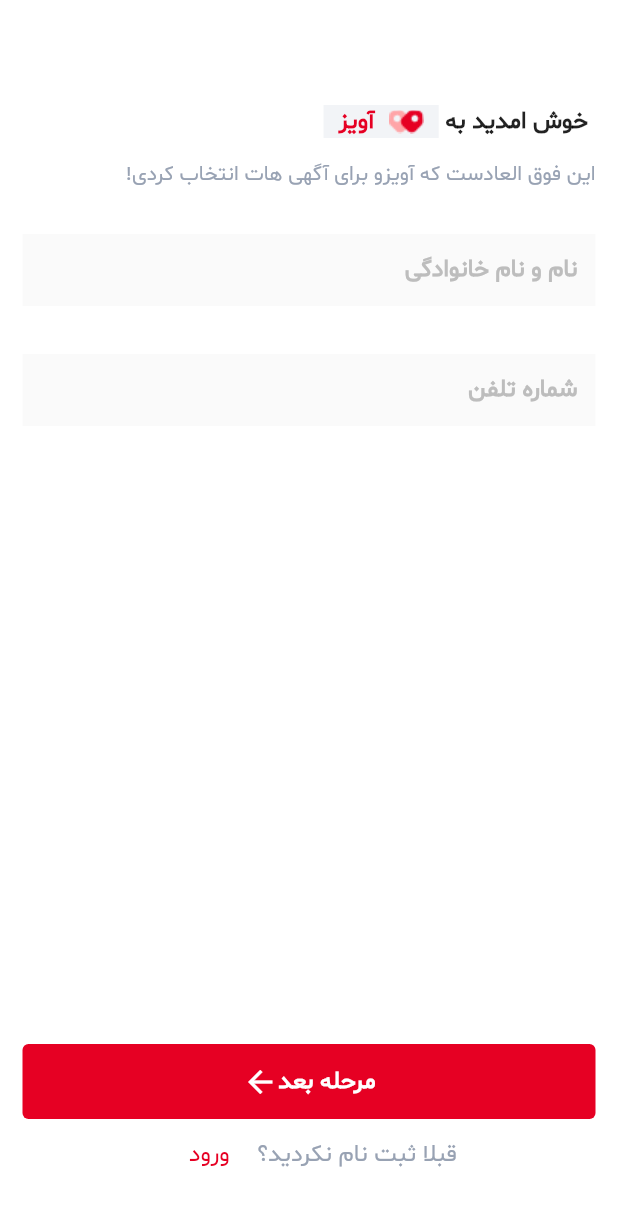
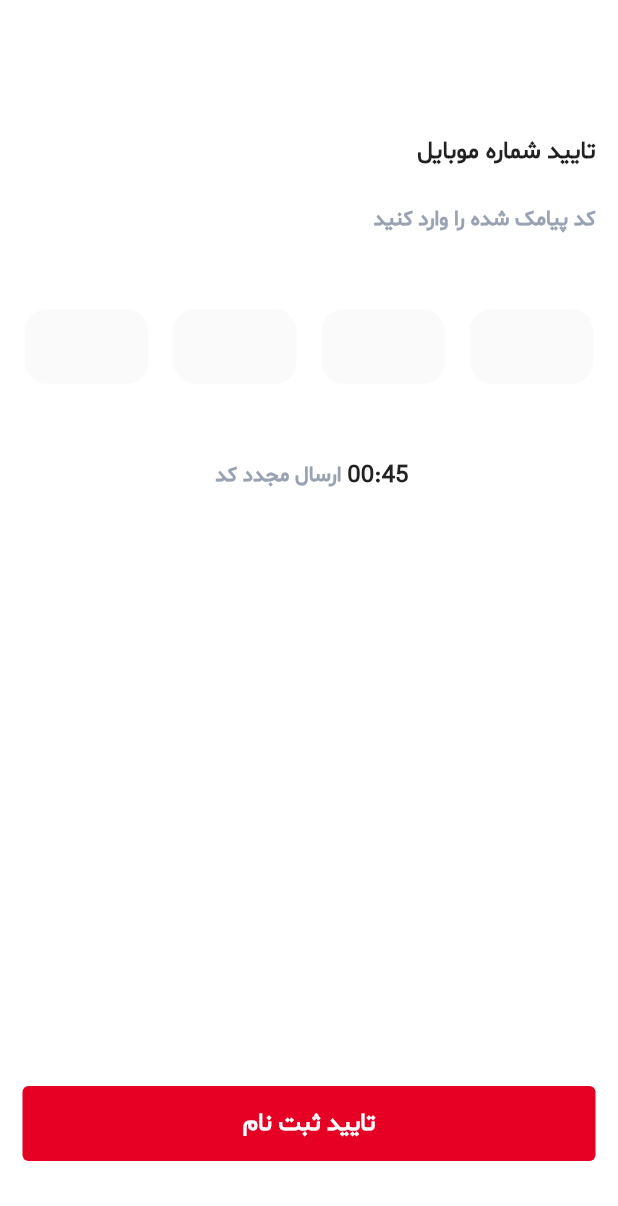
Before and after one commit to Terminatorking/aviz_shop, a Flutter app: the EntranceScreen screen opened directly, after a tap on "مرحله بعد", on a phone screen of 412 x 824 dp. Shown: the top 1206 px of the screen. Run offline on Flutter 3.47's test engine with Material 2 defaults, Android fonts, the phone set to English and light mode, and no system bars; our stand-ins replace smooth_page_indicator.

Commit message:
finishing confirm phone number

```diff
--- /dev/null
+++ b/lib/screens/confirm_phone_number.dart
@@ -0,0 +1,160 @@
+import 'package:avizshop/constants/colors.dart';
+import 'package:flutter/material.dart';
+
+class ConfirmPhoneNumber extends StatelessWidget {
+  const ConfirmPhoneNumber({super.key, required this.isEntrance});
+  final bool isEntrance;
+  @override
+  Widget build(BuildContext context) {
+    Size size = MediaQuery.of(context).size;
+    return Scaffold(
+      backgroundColor: white,
+      body: SafeArea(
+        child: Directionality(
+          textDirection: TextDirection.rtl,
+          child: Column(
+            crossAxisAlignment: CrossAxisAlignment.start,
+            children: [
+              const Padding(
+                padding: EdgeInsets.only(top: 90, right: 15),
+                child: Text(
+                  "تایید شماره موبایل",
+                  style: TextStyle(
+                    fontFamily: "shabnam",
+                    fontSize: 16,
+                    fontWeight: FontWeight.bold,
+                  ),
+                ),
+              ),
+              Padding(
+                padding: const EdgeInsets.only(top: 25, right: 15, bottom: 50),
+                child: Text(
+                  "کد پیامک شده را وارد کنید",
+                  style: TextStyle(
+                    fontFamily: "shabnam",
+                    fontWeight: FontWeight.bold,
+                    fontSize: 14,
+                    color: greyText,
+                  ),
+                ),
+              ),
+              Row(
+                mainAxisAlignment: MainAxisAlignment.spaceEvenly,
+                children: [
+                  CodeTextField(size: size),
+                  CodeTextField(size: size),
+                  CodeTextField(size: size),
+                  CodeTextField(size: size),
+                ],
+              ),
+              const SizedBox(
+                height: 50,
+              ),
+              Row(
+                mainAxisAlignment: MainAxisAlignment.center,
+                children: [
+                  const Text(
+                    "00:45",
+                    style: TextStyle(
+                      fontFamily: "shabnam",
+                      fontSize: 16,
+                      fontWeight: FontWeight.bold,
+                    ),
+                  ),
+                  Text(
+                    " ارسال مجدد کد ",
+                    style: TextStyle(
+                      fontSize: 14,
+                      fontFamily: "shabnam",
+                      fontWeight: FontWeight.bold,
+                      color: greyText,
+                    ),
+                  ),
+                ],
+              ),
+              const Spacer(),
+              Container(
+                width: size.width,
+                height: 50,
+                margin: const EdgeInsets.only(left: 15, right: 15),
+                child: ElevatedButton(
+                  style: ButtonStyle(
+                    elevation: MaterialStateProperty.all(0),
+                    backgroundColor: MaterialStateProperty.all(red),
+                  ),
+                  child: Text(
+                    isEntrance ? "تایید ورود" : "تایید ثبت نام",
+                    style: TextStyle(
+                      fontFamily: "shabnam",
+                      fontSize: 16,
+                      fontWeight: FontWeight.bold,
+                      color: white,
+                    ),
+                  ),
+                  onPressed: () {},
+                ),
+              ),
+             const SizedBox(
+                height: 50,
+              ),
+            ],
+          ),
+        ),
+      ),
+    );
+  }
+}
+
+class CodeTextField extends StatelessWidget {
+  const CodeTextField({
+    super.key,
+    required this.size,
+  });
+
+  final Size size;
+
+  @override
+  Widget build(BuildContext context) {
+    return SizedBox(
+      width: size.width / 5,
+      height: 50,
+      child: TextField(
+        textAlign: TextAlign.center,
+        decoration: InputDecoration(
+          filled: true,
+          fillColor: Colors.grey.withOpacity(0.05),
+          errorBorder: const OutlineInputBorder(
+            borderSide: BorderSide(color: Colors.transparent),
+            borderRadius: BorderRadius.all(
+              Radius.circular(15),
+            ),
+          ),
+          enabledBorder: const OutlineInputBorder(
+            borderSide: BorderSide(
+              color: Colors.transparent,
+            ),
+            borderRadius: BorderRadius.all(
+              Radius.circular(15),
+            ),
+          ),
+          focusedBorder: const OutlineInputBorder(
+            borderSide: BorderSide(
+              color: Colors.transparent,
+            ),
+            borderRadius: BorderRadius.all(
+              Radius.circular(15),
+            ),
+          ),
+          disabledBorder: const OutlineInputBorder(
+            borderSide: BorderSide(
+              color: Colors.transparent,
+            ),
+            borderRadius: BorderRadius.all(
+              Radius.circular(15),
+            ),
+          ),
+        ),
+      ),
+    );
+  }
+}
--- a/lib/screens/entrance_screen.dart
+++ b/lib/screens/entrance_screen.dart
@@ -1,4 +1,5 @@
 import 'package:avizshop/constants/colors.dart';
+import 'package:avizshop/screens/confirm_phone_number.dart';
 import 'package:avizshop/widgets/tag_widget.dart';
 import 'package:flutter/material.dart';
 
@@ -69,7 +70,7 @@ class EntranceScreen extends StatelessWidget {
                   ),
                 ),
               ),
-              SizedBox(
+              const SizedBox(
                 height: 30,
               ),
               Visibility(
@@ -124,7 +125,18 @@ class EntranceScreen extends StatelessWidget {
                       ),
                     ],
                   ),
-                  onPressed: () {},
+                  onPressed: () {
+                    Navigator.push(
+                      context,
+                      MaterialPageRoute(
+                        builder: (context) {
+                          return  ConfirmPhoneNumber(
+                            isEntrance: isEntrance ? true : false,
+                          );
+                        },
+                      ),
+                    );
+                  },
                 ),
               ),
               Row(
@@ -141,7 +153,27 @@ class EntranceScreen extends StatelessWidget {
                     ),
                   ),
                   TextButton(
-                    onPressed: () {},
+                    onPressed: () {
+                      if (isEntrance) {
+                        Navigator.push(
+                          context,
+                          MaterialPageRoute(
+                            builder: (context) {
+                              return const EntranceScreen(isEntrance: false);
+                            },
+                          ),
+                        );
+                      } else {
+                        Navigator.push(
+                          context,
+                          MaterialPageRoute(
+                            builder: (context) {
+                              return const EntranceScreen(isEntrance: true);
+                            },
+                          ),
+                        );
+                      }
+                    },
                     child: Text(
                       isEntrance ? "ثبت نام" : "ورود",
                       style: TextStyle(
```
